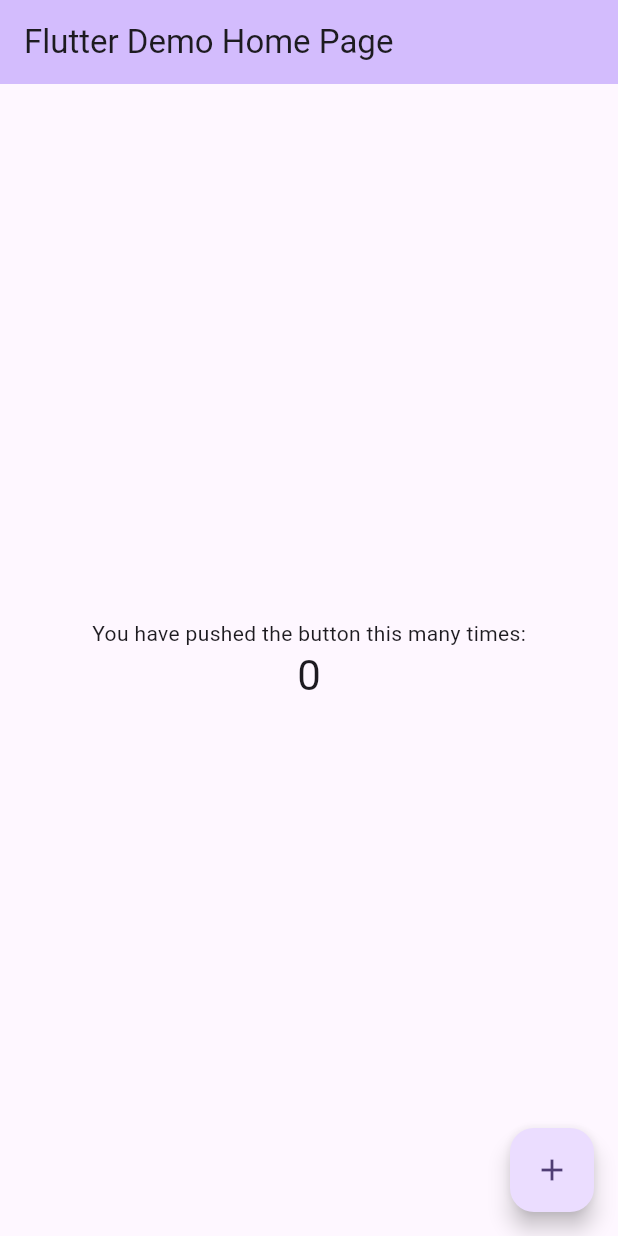
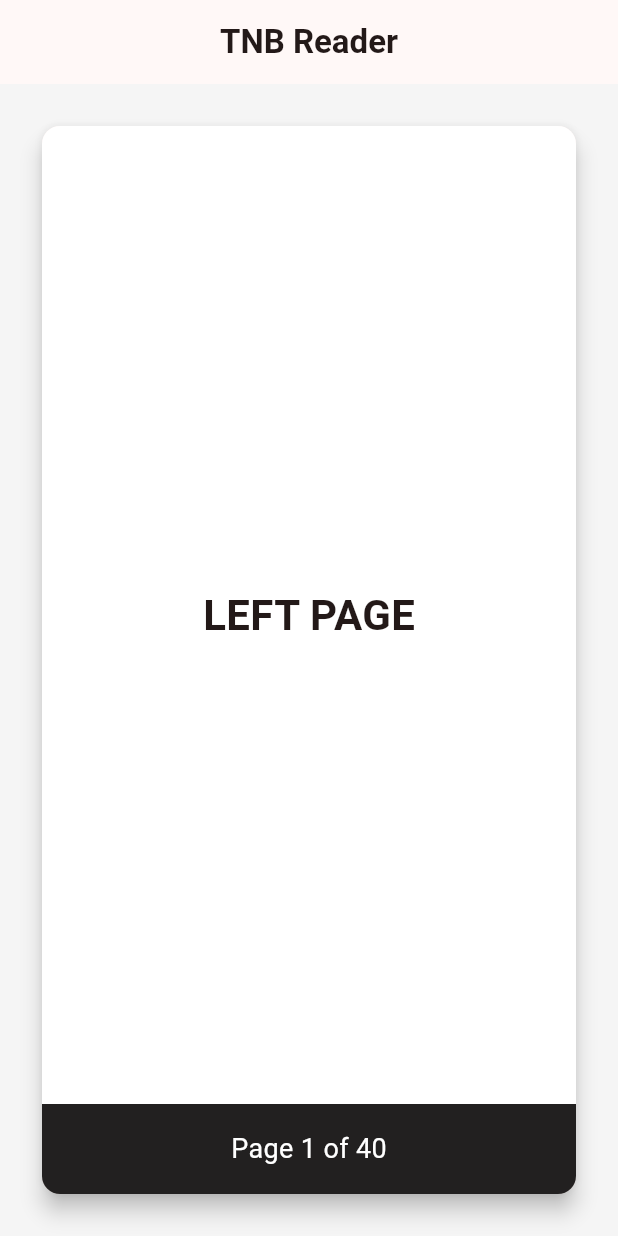
Before and after one commit to maxidevapps/tnb_reader, a Flutter app: the screen it shows after launch, on a phone screen of 412 x 824 dp. Run offline on Flutter 3.47's test engine with Material 3 defaults, Android fonts, the phone set to English and light mode, and no system bars.

Commit message:
Create TNBReader responsive foundation

```diff
--- a/lib/main.dart
+++ b/lib/main.dart
@@ -1,121 +1,112 @@
 import 'package:flutter/material.dart';
 
 void main() {
-  runApp(const MyApp());
+  runApp(const TNBReaderApp());
 }
 
-class MyApp extends StatelessWidget {
-  const MyApp({super.key});
+class TNBReaderApp extends StatelessWidget {
+  const TNBReaderApp({super.key});
 
-  // This widget is the root of your application.
   @override
   Widget build(BuildContext context) {
     return MaterialApp(
-      title: 'Flutter Demo',
+      title: 'TNB Reader',
+      debugShowCheckedModeBanner: false,
       theme: ThemeData(
-        // This is the theme of your application.
-        //
-        // TRY THIS: Try running your application with "flutter run". You'll see
-        // the application has a purple toolbar. Then, without quitting the app,
-        // try changing the seedColor in the colorScheme below to Colors.green
-        // and then invoke "hot reload" (save your changes or press the "hot
-        // reload" button in a Flutter-supported IDE, or press "r" if you used
-        // the command line to start the app).
-        //
-        // Notice that the counter didn't reset back to zero; the application
-        // state is not lost during the reload. To reset the state, use hot
-        // restart instead.
-        //
-        // This works for code too, not just values: Most code changes can be
-        // tested with just a hot reload.
-        colorScheme: .fromSeed(seedColor: Colors.deepPurple),
+        useMaterial3: true,
+        colorSchemeSeed: Colors.red,
+        scaffoldBackgroundColor: const Color(0xFFF5F5F5),
       ),
-      home: const MyHomePage(title: 'Flutter Demo Home Page'),
+      home: const ReaderHomePage(),
     );
   }
 }
 
-class MyHomePage extends StatefulWidget {
-  const MyHomePage({super.key, required this.title});
-
-  // This widget is the home page of your application. It is stateful, meaning
-  // that it has a State object (defined below) that contains fields that affect
-  // how it looks.
-
-  // This class is the configuration for the state. It holds the values (in this
-  // case the title) provided by the parent (in this case the App widget) and
-  // used by the build method of the State. Fields in a Widget subclass are
-  // always marked "final".
-
-  final String title;
-
-  @override
-  State<MyHomePage> createState() => _MyHomePageState();
-}
-
-class _MyHomePageState extends State<MyHomePage> {
-  int _counter = 0;
-
-  void _incrementCounter() {
-    setState(() {
-      // This call to setState tells the Flutter framework that something has
-      // changed in this State, which causes it to rerun the build method below
-      // so that the display can reflect the updated values. If we changed
-      // _counter without calling setState(), then the build method would not be
-      // called again, and so nothing would appear to happen.
-      _counter++;
-    });
-  }
+class ReaderHomePage extends StatelessWidget {
+  const ReaderHomePage({super.key});
 
   @override
   Widget build(BuildContext context) {
-    // This method is rerun every time setState is called, for instance as done
-    // by the _incrementCounter method above.
-    //
-    // The Flutter framework has been optimized to make rerunning build methods
-    // fast, so that you can just rebuild anything that needs updating rather
-    // than having to individually change instances of widgets.
+    final bool isTablet = MediaQuery.of(context).size.width >= 768;
+
     return Scaffold(
       appBar: AppBar(
-        // TRY THIS: Try changing the color here to a specific color (to
-        // Colors.amber, perhaps?) and trigger a hot reload to see the AppBar
-        // change color while the other colors stay the same.
-        backgroundColor: Theme.of(context).colorScheme.inversePrimary,
-        // Here we take the value from the MyHomePage object that was created by
-        // the App.build method, and use it to set our appbar title.
-        title: Text(widget.title),
+        title: const Text(
+          'TNB Reader',
+          style: TextStyle(fontWeight: FontWeight.bold),
+        ),
+        centerTitle: true,
       ),
       body: Center(
-        // Center is a layout widget. It takes a single child and positions it
-        // in the middle of the parent.
-        child: Column(
-          // Column is also a layout widget. It takes a list of children and
-          // arranges them vertically. By default, it sizes itself to fit its
-          // children horizontally, and tries to be as tall as its parent.
-          //
-          // Column has various properties to control how it sizes itself and
-          // how it positions its children. Here we use mainAxisAlignment to
-          // center the children vertically; the main axis here is the vertical
-          // axis because Columns are vertical (the cross axis would be
-          // horizontal).
-          //
-          // TRY THIS: Invoke "debug painting" (choose the "Toggle Debug Paint"
-          // action in the IDE, or press "p" in the console), to see the
-          // wireframe for each widget.
-          mainAxisAlignment: .center,
-          children: [
-            const Text('You have pushed the button this many times:'),
-            Text(
-              '$_counter',
-              style: Theme.of(context).textTheme.headlineMedium,
+        child: Container(
+          constraints: BoxConstraints(
+            maxWidth: isTablet ? 1200 : 600,
+          ),
+          padding: const EdgeInsets.all(24),
+          child: Card(
+            elevation: 6,
+            clipBehavior: Clip.antiAlias,
+            child: Column(
+              children: [
+                Expanded(
+                  child: Row(
+                    children: [
+                      Expanded(
+                        child: Container(
+                          color: Colors.white,
+                          child: const Center(
+                            child: Text(
+                              'LEFT PAGE',
+                              style: TextStyle(
+                                fontSize: 28,
+                                fontWeight: FontWeight.bold,
+                              ),
+                            ),
+                          ),
+                        ),
+                      ),
+
+                      if (isTablet)
+                        Container(
+                          width: 2,
+                          color: Colors.black12,
+                        ),
+
+                      if (isTablet)
+                        Expanded(
+                          child: Container(
+                            color: Colors.white,
+                            child: const Center(
+                              child: Text(
+                                'RIGHT PAGE',
+                                style: TextStyle(
+                                  fontSize: 28,
+                                  fontWeight: FontWeight.bold,
+                                ),
+                              ),
+                            ),
+                          ),
+                        ),
+                    ],
+                  ),
+                ),
+
+                Container(
+                  height: 60,
+                  color: Colors.black87,
+                  alignment: Alignment.center,
+                  child: const Text(
+                    'Page 1 of 40',
+                    style: TextStyle(
+                      color: Colors.white,
+                      fontSize: 18,
+                    ),
+                  ),
+                )
+              ],
             ),
-          ],
+          ),
         ),
-      ),
-      floatingActionButton: FloatingActionButton(
-        onPressed: _incrementCounter,
-        tooltip: 'Increment',
-        child: const Icon(Icons.add),
       ),
     );
   }
```
Also changed, not shown: 1 other file.
